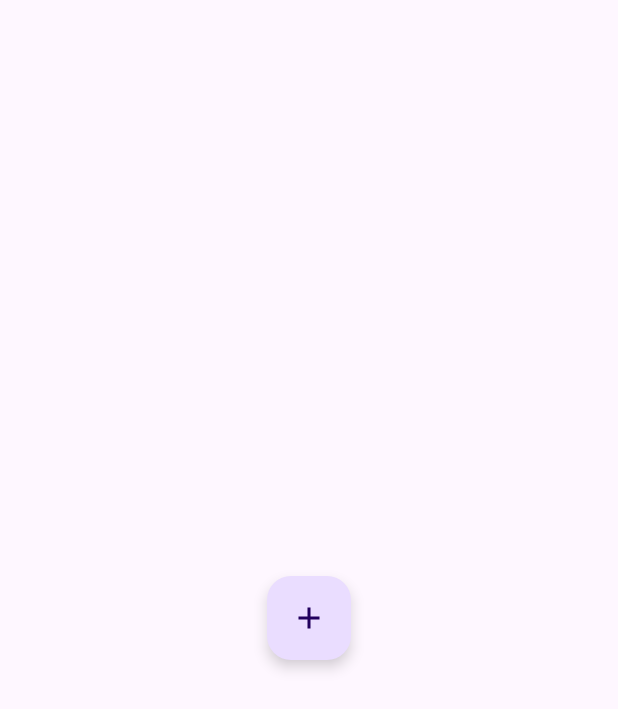
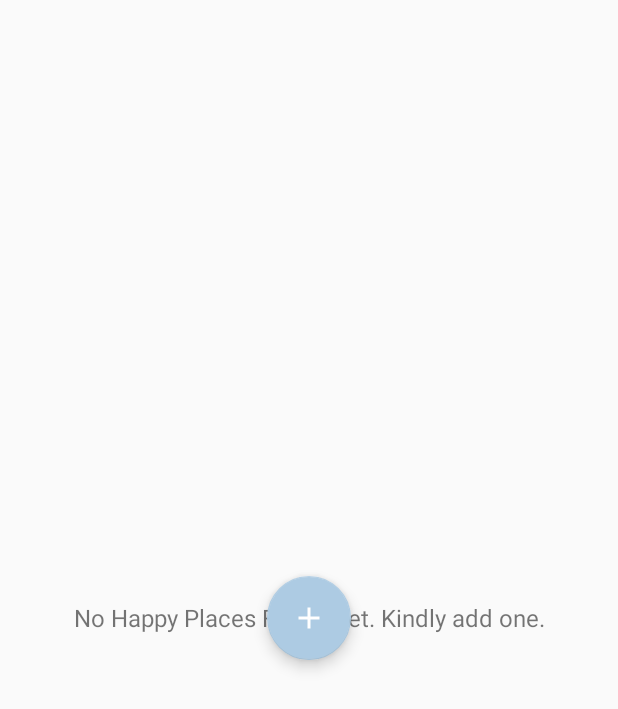
Before and after one commit to Unstopable18/Kotlin, an Android app: the layout activity_main.xml on its own in the app's theme, with its tools: preview values and no code run, on a phone screen of 412 x 824 dp. Shown: the top 709 px of the screen. Run offline under Robolectric (Android 15) with nearby library versions, the phone set to English and light mode, and no system bars.

Commit message:
Database Insert Select and RecycleViewer

```diff
--- a/app/build.gradle.kts
+++ b/app/build.gradle.kts
@@ -39,10 +39,12 @@ android {
 }
 
 dependencies {
+    // https://github.com/hdodenhof/CircleImageView
+    implementation("de.hdodenhof:circleimageview:3.0.1")
     debugImplementation("com.infinum.dbinspector:dbinspector:5.4.9")
     releaseImplementation("com.infinum.dbinspector:dbinspector-no-op:5.4.9")
     implementation("com.karumi:dexter:6.2.3")
-    implementation("androidx.core:core-ktx:1.9.0")
+    implementation("androidx.core:core-ktx:1.10.1")
     implementation("androidx.appcompat:appcompat:1.6.1")
     implementation("com.google.android.material:material:1.9.0")
     implementation("androidx.constraintlayout:constraintlayout:2.1.4")
--- a/app/src/main/AndroidManifest.xml
+++ b/app/src/main/AndroidManifest.xml
@@ -20,13 +20,13 @@
         android:label="@string/app_name"
         android:roundIcon="@mipmap/ic_launcher_round"
         android:supportsRtl="true"
-        android:theme="@style/Theme.HappyPlace"
+        android:theme="@style/AppTheme"
         tools:targetApi="31">
         <activity
             android:name=".activity.AddHappyPlaceActivity"
             android:screenOrientation="portrait"
             android:label="ADD HAPPY PLACE"
-            android:theme="@style/CustomNoActionBar"
+            android:theme="@style/CustomNoActionBarTheme"
             android:exported="true" />
         <activity
             android:name=".activity.MainActivity"
--- a/app/src/main/res/layout/activity_main.xml
+++ b/app/src/main/res/layout/activity_main.xml
@@ -5,6 +5,24 @@
     android:layout_width="match_parent"
     android:layout_height="match_parent"
     tools:context=".activity.MainActivity">
+
+    <androidx.recyclerview.widget.RecyclerView
+        android:id="@+id/rv_happy_places_list"
+        android:layout_width="match_parent"
+        android:layout_height="match_parent"
+        android:visibility="gone"
+        tools:visibility="gone" />
+
+    <!--This text view we will make it visible when the list size is 0 means no data available to display in list.-->
+    <TextView
+        android:id="@+id/tv_no_records_available"
+        android:layout_width="match_parent"
+        android:layout_height="match_parent"
+        android:gravity="center"
+        android:text="@string/note_text_no_happy_places_found_yet_kindly_add_one"
+        android:textSize="@dimen/no_records_available_text_size"
+        android:visibility="visible"
+        tools:visibility="visible" />
 
     <com.google.android.material.floatingactionbutton.FloatingActionButton
         android:id="@+id/fabAddHP"
--- a/app/src/main/res/values/colors.xml
+++ b/app/src/main/res/values/colors.xml
@@ -9,4 +9,7 @@
     <color name="secondary_text_color">#9AA2AF</color>
     <color name="white_color">#FFFFFF</color>
     <color name="button_background_color">#63ace5</color>
+
+    <color name="circular_image_border_color">#757575</color>
+    <color name="item_happy_place_description_text_color">#606060</color>
 </resources>
--- a/app/src/main/res/values/dimens.xml
+++ b/app/src/main/res/values/dimens.xml
@@ -43,4 +43,6 @@
     <dimen name="add_place_select_current_location_padding">10dp</dimen>
     <dimen name="add_place_select_current_location_textsize">16sp</dimen>
 
+    <dimen name="no_records_available_text_size">16sp</dimen>
+
 </resources>
--- a/app/src/main/res/values/styles.xml
+++ b/app/src/main/res/values/styles.xml
@@ -1,10 +1,18 @@
-<?xml version="1.0" encoding="utf-8"?>
 <resources>
-    <style name="CustomNoActionBar" parent="Theme.AppCompat.Light.NoActionBar">
+    <!-- Base application theme. -->
+    <style name="AppTheme" parent="Theme.AppCompat.Light.DarkActionBar">
+        <!-- Customize your theme here. -->
+        <item name="colorPrimary">@color/colorPrimary</item>
+        <item name="colorPrimaryDark">@color/colorPrimaryDark</item>
+        <item name="colorAccent">@color/colorAccent</item>
+    </style>
+
+    <style name="CustomNoActionBarTheme" parent="@style/Theme.AppCompat.Light.NoActionBar">
         <item name="android:statusBarColor">@color/colorPrimaryDark</item>
     </style>
+
     <style name="CustomToolbarStyle">
-        <item name="android:textColorPrimary">@color/white</item>
-        <item name="colorControlNormal">@color/white</item>
+        <item name="android:textColorPrimary">#FFFFFF</item>
+        <item name="android:colorControlNormal">#FFFFFF</item>
     </style>
 </resources>
--- a/app/src/main/res/values/themes.xml
+++ b/app/src/main/res/values/themes.xml
@@ -4,6 +4,4 @@
         <!-- Customize your light theme here. -->
         <!-- <item name="colorPrimary">@color/my_light_primary</item> -->
     </style>
-
-    <style name="Theme.HappyPlace" parent="Base.Theme.HappyPlace" />
 </resources>
```
Also changed, not shown: app/src/main/java/com/example/happyplace/activity/MainActivity.kt (+38 -0 lines), app/src/main/java/com/example/happyplace/adapters/HappyPlaceAdpater.kt (added, +36 -0 lines), app/src/main/java/com/example/happyplace/database/DatabaseHandler.kt (+3 -20 lines), app/src/main/res/layout/item_happy_place.xml (added, +65 -0 lines).
